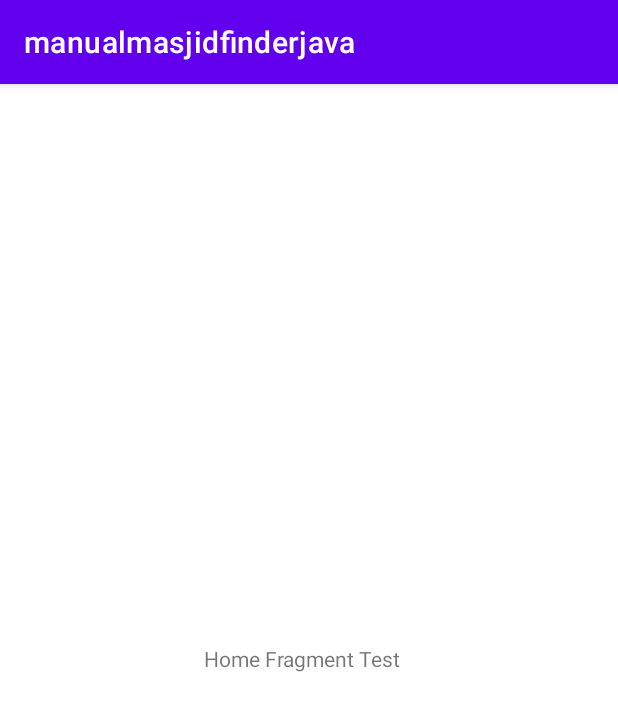
After one commit to ChampionYusuf1/masjidfinderapptest, an Android app: the fragment HomeFragment shown on its own in the app's theme, on a phone screen of 412 x 824 dp. The commit adds this screen. Shown: the top 711 px of the screen. Run offline under Robolectric (Android 15) with nearby library versions, the phone set to English and light mode, and no system bars.

Commit message:
Created fragments for future bar-style navigation menu. To be implemented

```diff
--- /dev/null
+++ b/app/src/main/java/com/example/manualmasjidfinderjava/HomeFragment.java
@@ -0,0 +1,64 @@
+package com.example.manualmasjidfinderjava;
+
+import android.os.Bundle;
+
+import androidx.fragment.app.Fragment;
+
+import android.view.LayoutInflater;
+import android.view.View;
+import android.view.ViewGroup;
+
+/**
+ * A simple {@link Fragment} subclass.
+ * Use the {@link HomeFragment#newInstance} factory method to
+ * create an instance of this fragment.
+ */
+public class HomeFragment extends Fragment {
+
+    // TODO: Rename parameter arguments, choose names that match
+    // the fragment initialization parameters, e.g. ARG_ITEM_NUMBER
+    private static final String ARG_PARAM1 = "param1";
+    private static final String ARG_PARAM2 = "param2";
+
+    // TODO: Rename and change types of parameters
+    private String mParam1;
+    private String mParam2;
+
+    public HomeFragment() {
+        // Required empty public constructor
+    }
+
+    /**
+     * Use this factory method to create a new instance of
+     * this fragment using the provided parameters.
+     *
+     * @param param1 Parameter 1.
+     * @param param2 Parameter 2.
+     * @return A new instance of fragment HomeFragment.
+     */
+    // TODO: Rename and change types and number of parameters
+    public static HomeFragment newInstance(String param1, String param2) {
+        HomeFragment fragment = new HomeFragment();
+        Bundle args = new Bundle();
+        args.putString(ARG_PARAM1, param1);
+        args.putString(ARG_PARAM2, param2);
+        fragment.setArguments(args);
+        return fragment;
+    }
+
+    @Override
+    public void onCreate(Bundle savedInstanceState) {
+        super.onCreate(savedInstanceState);
+        if (getArguments() != null) {
+            mParam1 = getArguments().getString(ARG_PARAM1);
+            mParam2 = getArguments().getString(ARG_PARAM2);
+        }
+    }
+
+    @Override
+    public View onCreateView(LayoutInflater inflater, ViewGroup container,
+                             Bundle savedInstanceState) {
+        // Inflate the layout for this fragment
+        return inflater.inflate(R.layout.fragment_home, container, false);
+    }
+}
--- /dev/null
+++ b/app/src/main/res/layout/fragment_home.xml
@@ -0,0 +1,20 @@
+<?xml version="1.0" encoding="utf-8"?>
+<androidx.constraintlayout.widget.ConstraintLayout xmlns:android="http://schemas.android.com/apk/res/android"
+    xmlns:app="http://schemas.android.com/apk/res-auto"
+    xmlns:tools="http://schemas.android.com/tools"
+    android:id="@+id/frameLayout"
+    android:layout_width="match_parent"
+    android:layout_height="match_parent"
+    tools:context=".HomeFragment">
+
+    <TextView
+        android:id="@+id/textView3"
+        android:layout_width="139dp"
+        android:layout_height="22dp"
+        android:text="@string/home_fragment_test"
+        app:layout_constraintBottom_toBottomOf="parent"
+        app:layout_constraintEnd_toEndOf="parent"
+        app:layout_constraintHorizontal_bias="0.498"
+        app:layout_constraintStart_toStartOf="parent"
+        app:layout_constraintTop_toTopOf="parent" />
+</androidx.constraintlayout.widget.ConstraintLayout>
--- a/app/src/main/res/values/strings.xml
+++ b/app/src/main/res/values/strings.xml
@@ -1,3 +1,7 @@
 <resources>
     <string name="app_name">manualmasjidfinderjava</string>
+    <!-- TODO: Remove or change this placeholder text -->
+    <string name="hello_blank_fragment">Hello blank fragment</string>
+    <string name="home_fragment_test">Home Fragment Test</string>
+    <string name="profile_fragment_test">Profile Fragment Test</string>
 </resources>
```
Also changed, not shown: app/build.gradle (+13 -0 lines), app/src/main/AndroidManifest.xml (+6 -4 lines), app/src/main/java/com/example/manualmasjidfinderjava/HomeScreen.java (added, +14 -0 lines), app/src/main/java/com/example/manualmasjidfinderjava/ProfileFragment.java (added, +64 -0 lines), app/src/main/java/com/example/manualmasjidfinderjava/SettingsFragment.java (added, +64 -0 lines), app/src/main/res/layout/activity_home_screen.xml (added, +9 -0 lines), app/src/main/res/layout/fragment_profile.xml (added, +19 -0 lines), app/src/main/res/layout/fragment_settings.xml (added, +19 -0 lines), app/src/main/res/navigation/navhelper.xml (added, +22 -0 lines), app/src/main/java/com/example/manualmasjidfinderjava/New Text Document.txt (deleted).
